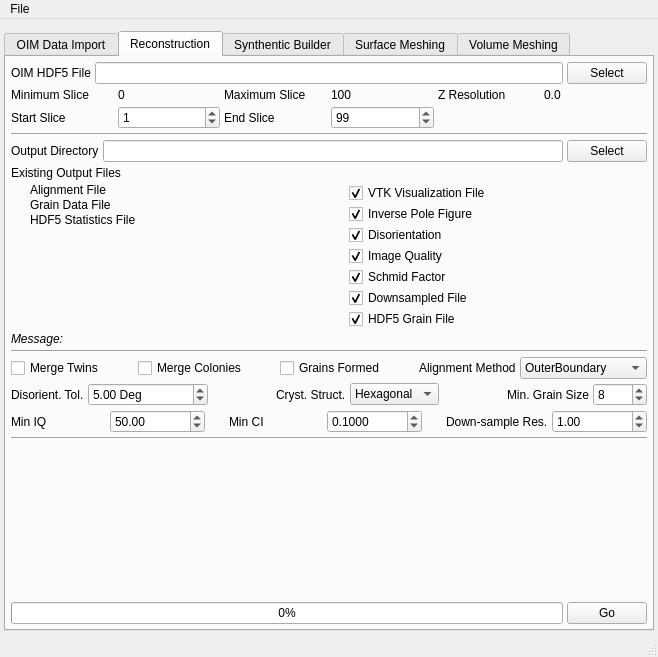
Old version of the form Source/AIM/GUI/UI_Files/RepresentationUI.ui in the repository BlueQuartzSoftware/DREAM3D.
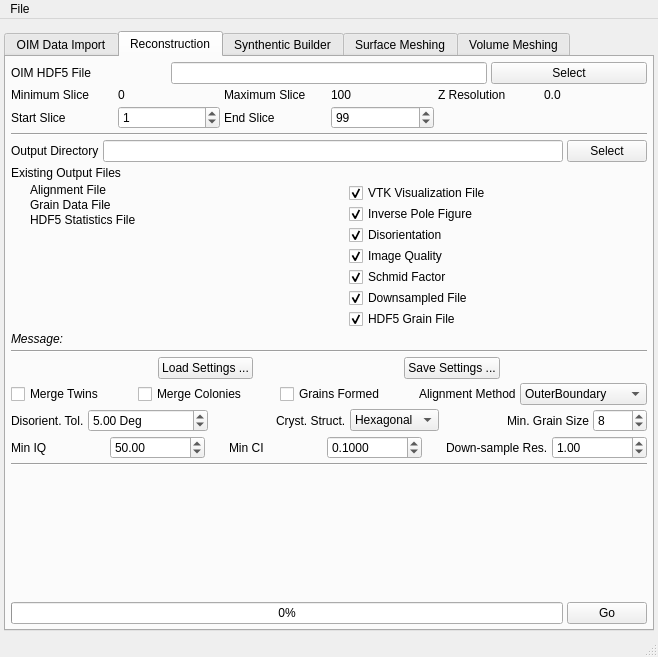
New version of the form. The open tabs and pages were chosen to show the change. Icons and pictures are not drawn.

Commit message: Adding feature to save and load individual settings files for the reconstruction module usable from the GUI. Would be good to extend this to the command line also.

The edit to the form file:
```diff
--- a/Source/AIM/GUI/UI_Files/RepresentationUI.ui
+++ b/Source/AIM/GUI/UI_Files/RepresentationUI.ui
@@ -236,17 +236,17 @@
         </property>
         <item>
          <layout class="QGridLayout" name="gridLayout_2">
-          <item row="0" column="0">
+          <item row="1" column="0">
            <widget class="QLabel" name="label">
             <property name="text">
              <string>OIM HDF5 File</string>
             </property>
            </widget>
           </item>
-          <item row="0" column="1">
+          <item row="1" column="1" colspan="2">
            <widget class="QLineEdit" name="rec_H5InputFile"/>
           </item>
-          <item row="0" column="2">
+          <item row="1" column="3">
            <widget class="QPushButton" name="rec_OIMH5Btn">
             <property name="text">
              <string>Select</string>
@@ -656,6 +656,63 @@
           </property>
          </widget>
         </item>
+        <item>
+         <layout class="QHBoxLayout" name="horizontalLayout_16">
+          <item>
+           <spacer name="horizontalSpacer_5">
+            <property name="orientation">
+             <enum>Qt::Horizontal</enum>
+            </property>
+            <property name="sizeHint" stdset="0">
+             <size>
+              <width>40</width>
+              <height>20</height>
+             </size>
+            </property>
+           </spacer>
+          </item>
+          <item>
+           <widget class="QPushButton" name="rec_LoadSettingsBtn">
+            <property name="text">
+             <string>Load Settings ...</string>
+            </property>
+           </widget>
+          </item>
+          <item>
+           <spacer name="horizontalSpacer_14">
+            <property name="orientation">
+             <enum>Qt::Horizontal</enum>
+            </property>
+            <property name="sizeHint" stdset="0">
+             <size>
+              <width>40</width>
+              <height>20</height>
+             </size>
+            </property>
+           </spacer>
+          </item>
+          <item>
+           <widget class="QPushButton" name="rec_SaveSettingsBtn">
+            <property name="text">
+             <string>Save Settings ...</string>
+            </property>
+           </widget>
+          </item>
+          <item>
+           <spacer name="horizontalSpacer_15">
+            <property name="orientation">
+             <enum>Qt::Horizontal</enum>
+            </property>
+            <property name="sizeHint" stdset="0">
+             <size>
+              <width>40</width>
+              <height>20</height>
+             </size>
+            </property>
+           </spacer>
+          </item>
+         </layout>
+        </item>
         <item>
          <layout class="QHBoxLayout" name="horizontalLayout_2">
           <item>
```
Left out of the diff: 2 changed lines with no effect on the pictures. The commit also changes 2 other files.
